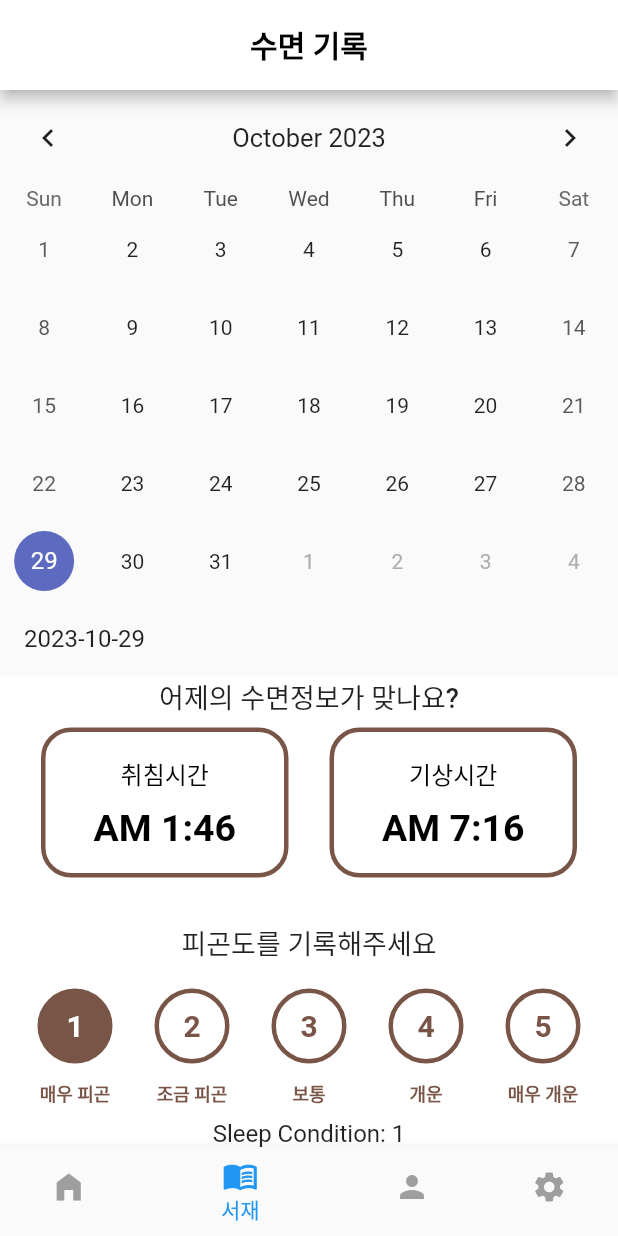
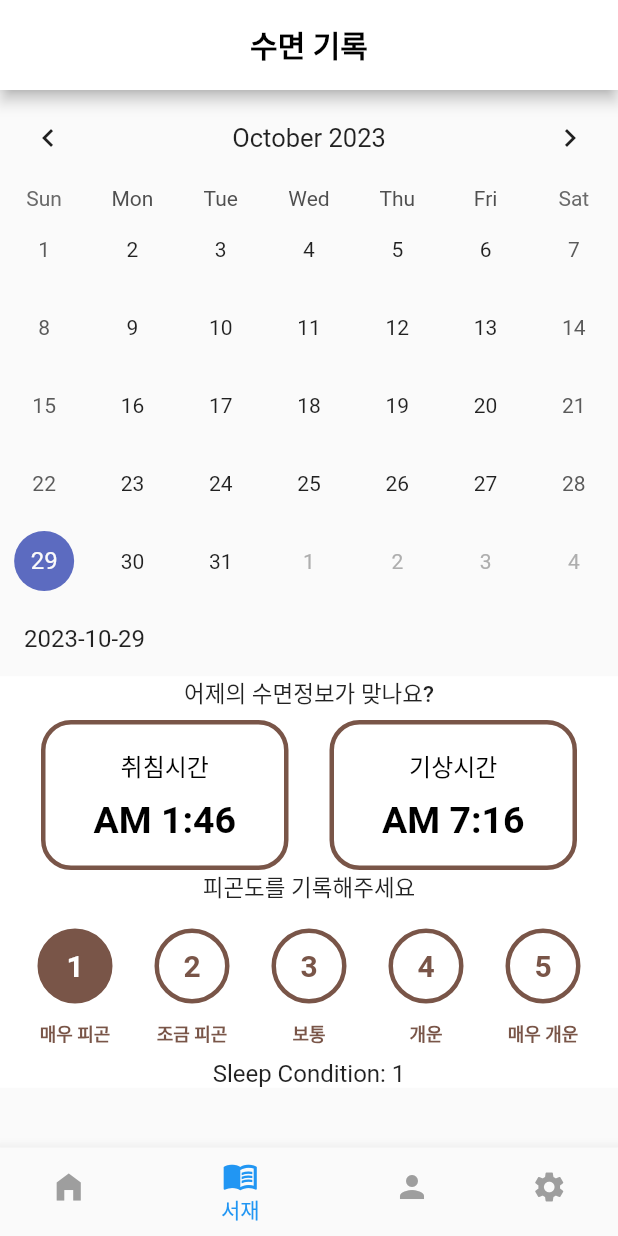
Before and after one commit to CoolCoolCoffee/CoolCoolCoffee, a Flutter app: the screen it shows after launch, item 2 of the bottom bar chosen, on a phone screen of 412 x 824 dp. Run offline on Flutter 3.47's test engine with Material 2 defaults, Android fonts, the phone set to English and light mode, and no system bars; drawn by our look-alikes of table_calendar; our stand-ins replace cloud_firestore, firebase_core, image_picker; missing offline and left inert: floating_action_bubble, google_mlkit_text_recognition; accounts and stored records are empty.

```diff
--- a/CoolCoolCoffee_FrontEnd/lib/page/sleep/sleep_condition.dart
+++ b/CoolCoolCoffee_FrontEnd/lib/page/sleep/sleep_condition.dart
@@ -23,7 +23,7 @@ class _SleepConditionWidgetState extends State<SleepConditionWidget> {
           Text(
             '피곤도를 기록해주세요',
             style: TextStyle(
-              fontSize: 18.0,
+              fontSize: 15.0,
               fontWeight: FontWeight.w500
             ),
           ),
--- a/CoolCoolCoffee_FrontEnd/lib/page/sleep/sleep_info.dart
+++ b/CoolCoolCoffee_FrontEnd/lib/page/sleep/sleep_info.dart
@@ -18,7 +18,7 @@ class _SleepInfoWidgetState extends State<SleepInfoWidget> {
             Text(
               '어제의 수면정보가 맞나요?',
               style: TextStyle(
-                fontSize: 18.0,
+                fontSize: 15.0,
                   fontWeight: FontWeight.w500 // Set the text color to white
               ),
             ),
--- a/CoolCoolCoffee_FrontEnd/lib/page/sleep/sleep_page.dart
+++ b/CoolCoolCoffee_FrontEnd/lib/page/sleep/sleep_page.dart
@@ -2,6 +2,7 @@ import 'package:flutter/material.dart';
 import 'calendar.dart';
 import 'sleep_condition.dart';
 import 'sleep_info.dart';
+import 'package:coolcoolcoffee_front/health/health_connect.dart';
 
 class SleepPage extends StatefulWidget {
   const SleepPage({super.key});
@@ -39,7 +40,7 @@ class _SleepPageState extends State<SleepPage> {
             child: Column(
               children: [
                 SleepInfoWidget(),
-                SizedBox(height: 30),
+                //SizedBox(height: 30),
                 SleepConditionWidget(
                   onConditionSelected: (int sleepLevel) {
                     setState(() {
--- a/CoolCoolCoffee_FrontEnd/pubspec.yaml
+++ b/CoolCoolCoffee_FrontEnd/pubspec.yaml
@@ -40,6 +40,9 @@ dependencies:
   # Use with the CupertinoIcons class for iOS style icons.
   cupertino_icons: ^1.0.2
   firebase_core: ^2.18.0
+#  flutter_health_connect: ^1.2.3
+#  permission_handler: ^11.0.1
+#  health: ^8.0.0
 
 
 dev_dependencies:
```
Also changed, not shown: CoolCoolCoffee_FrontEnd/lib/health/health_connect.dart (added, +16 -0 lines), 1 other file.
